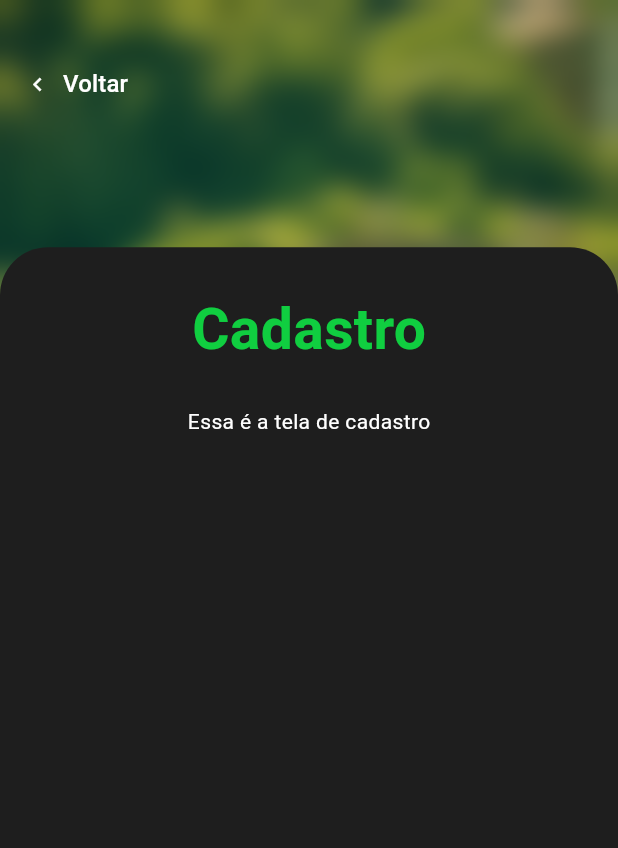
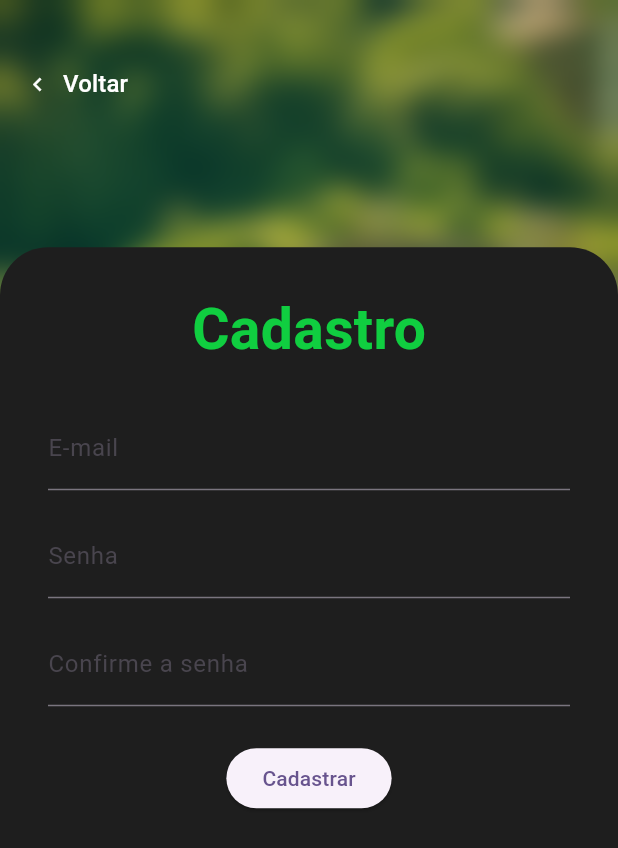
Before and after one commit to DiRezze/smart_house_app, a Flutter app: the screen it shows after launch, after a tap on "Cadastro", on a phone screen of 412 x 824 dp. Shown: the top 848 px of the screen. Run offline on Flutter 3.47's test engine with Material 3 defaults, Android fonts, the phone set to English and light mode, and no system bars; our stand-ins replace firebase_auth, firebase_core, flutter_dotenv; accounts and stored records are empty.

Commit message:
base login and signup layout

```diff
--- a/lib/main.dart
+++ b/lib/main.dart
@@ -1,5 +1,3 @@
-import 'dart:io';
-
 import 'package:firebase_core/firebase_core.dart';
 import 'package:flutter/material.dart';
 import 'package:flutter_dotenv/flutter_dotenv.dart';
--- a/lib/routes/route_generator.dart
+++ b/lib/routes/route_generator.dart
@@ -1,5 +1,7 @@
 import 'package:flutter/material.dart';
+import 'package:smart_house_app/routes/auth_guard.dart';
 import 'package:smart_house_app/routes/route_transitions.dart';
+import 'package:smart_house_app/screens/home_page.dart';
 
 // app pages
 import 'package:smart_house_app/screens/landing_page.dart';
@@ -19,6 +21,8 @@ class RouteGenerator {
         return RouteTransitions.slideFromRight(LoginPage());
       case '/signup':
         return RouteTransitions.slideFromRight(SignupPage());
+      case '/home':
+        return RouteTransitions.fade(AuthGuard(protectedRoute: HomePage()));
       default:
         return MaterialPageRoute(builder: (_)=>LandingPage());
     }
--- a/lib/screens/signup_page.dart
+++ b/lib/screens/signup_page.dart
@@ -1,15 +1,112 @@
 import 'package:flutter/material.dart';
+import 'package:firebase_auth/firebase_auth.dart';
 import 'package:smart_house_app/widgets/layouts/auth_layout.dart';
 
-class SignupPage extends StatelessWidget {
+class SignupPage extends StatefulWidget {
   const SignupPage({super.key});
+
+  @override
+  State<SignupPage> createState() => _SignupPageState();
+}
+
+class _SignupPageState extends State<SignupPage> {
+  final _formKey = GlobalKey<FormState>();
+  final _emailController = TextEditingController();
+  final _senhaController = TextEditingController();
+  final _confirmaSenhaController = TextEditingController();
+
+  bool _isLoading = false;
+  String? _errorMessage;
+
+  Future<void> _signup() async {
+    if (!_formKey.currentState!.validate()) return;
+
+    if (_senhaController.text != _confirmaSenhaController.text) {
+      setState(() {
+        _errorMessage = 'As senhas não coincidem';
+      });
+      return;
+    }
+
+    setState(() {
+      _isLoading = true;
+      _errorMessage = null;
+    });
+
+    try {
+      await FirebaseAuth.instance.createUserWithEmailAndPassword(
+        email: _emailController.text.trim(),
+        password: _senhaController.text.trim(),
+      );
+      // Usuário criado com sucesso
+      // Pode redirecionar para home ou login automático
+    } on FirebaseAuthException catch (e) {
+      setState(() {
+        _errorMessage = e.message ?? 'Erro ao criar usuário';
+      });
+    } finally {
+      setState(() {
+        _isLoading = false;
+      });
+    }
+  }
 
   @override
   Widget build(BuildContext context) {
     return AuthLayout(
-      pageTitle: "Cadastro",
-      child: Text("Essa é a tela de cadastro", style: TextStyle(color: Colors.white),),
+      pageTitle: 'Cadastro',
+      child: Form(
+        key: _formKey,
+        child: Column(
+          children: [
+            if (_errorMessage != null)
+              Padding(
+                padding: const EdgeInsets.only(bottom: 16),
+                child: Text(
+                  _errorMessage!,
+                  style: const TextStyle(color: Colors.red),
+                  textAlign: TextAlign.center,
+                ),
+              ),
+            TextFormField(
+              controller: _emailController,
+              decoration: const InputDecoration(labelText: 'E-mail'),
+              keyboardType: TextInputType.emailAddress,
+              style: const TextStyle(color: Colors.white),
+              validator: (value) => value != null && value.contains('@')
+                  ? null
+                  : 'E-mail inválido',
+            ),
+            const SizedBox(height: 16),
+            TextFormField(
+              controller: _senhaController,
+              decoration: const InputDecoration(labelText: 'Senha'),
+              obscureText: true,
+              style: const TextStyle(color: Colors.white),
+              validator: (value) => value != null && value.length >= 6
+                  ? null
+                  : 'Senha deve ter ao menos 6 caracteres',
+            ),
+            const SizedBox(height: 16),
+            TextFormField(
+              controller: _confirmaSenhaController,
+              decoration:
+              const InputDecoration(labelText: 'Confirme a senha'),
+              style: const TextStyle(color: Colors.white),
+              obscureText: true,
+              validator: (value) =>
+              value != null && value.length >= 6 ? null : 'Senha inválida',
+            ),
+            const SizedBox(height: 24),
+            ElevatedButton(
+              onPressed: _isLoading ? null : _signup,
+              child: _isLoading
+                  ? const CircularProgressIndicator(color: Colors.white)
+                  : const Text('Cadastrar'),
+            ),
+          ],
+        ),
+      ),
     );
   }
-
 }
--- a/pubspec.yaml
+++ b/pubspec.yaml
@@ -30,6 +30,7 @@ environment:
 dependencies:
   flutter_dotenv: ^5.1.0
   firebase_core: ^3.13.0
+  firebase_auth: ^5.5.4
   flutter:
     sdk: flutter
 
```
Also changed, not shown: lib/routes/auth_guard.dart (added, +32 -0 lines), lib/screens/home_page.dart (added, +46 -0 lines), lib/screens/login_page.dart (+79 -3 lines), pubspec.lock, 3 other files.
